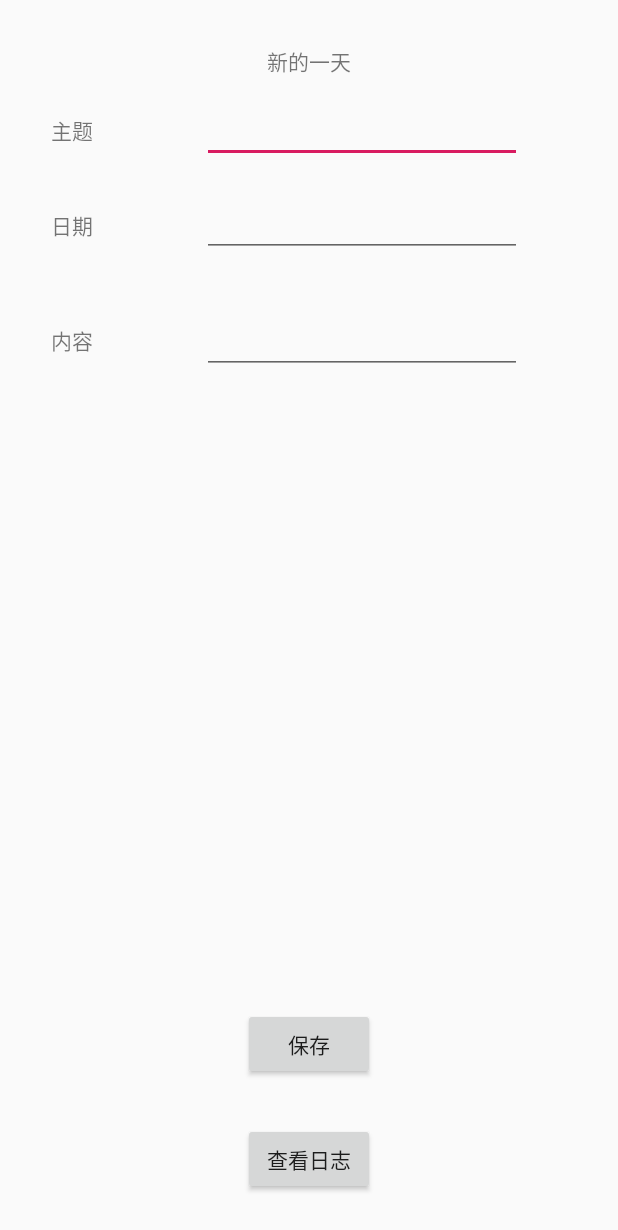
After one commit to luxxxian/Weather, an Android app: the layout activity_my_daily.xml on its own in the app's theme, with its tools: preview values and no code run, on a phone screen of 412 x 824 dp. The commit adds this screen. Shown: the top 1230 px of the screen. Run offline under Robolectric (Android 15) with nearby library versions, the phone set to English and light mode, and no system bars.

Commit message:
设置“每日生活”数据库，记录主题日期内容

```diff
--- a/app/src/main/AndroidManifest.xml
+++ b/app/src/main/AndroidManifest.xml
@@ -23,7 +23,9 @@
         <activity android:name=".DdlActivity" />
         <activity android:name=".ChangeDdlActivity" />
         <activity android:name=".CountryWeather2Activity" />
-        <activity android:name=".WeatherDetailActivity"></activity>
+        <activity android:name=".WeatherDetailActivity" />
+        <activity android:name=".MyDailyActivity" />
+        <activity android:name=".MyDailySQLActivity"></activity>
     </application>
 
 </manifest>
--- a/app/src/main/res/layout/activity_my.xml
+++ b/app/src/main/res/layout/activity_my.xml
@@ -43,7 +43,7 @@
         android:gravity="center"
         android:layout_width="match_parent"
         android:layout_height="wrap_content"
-        android:text="TextView"
+        android:text="城市"
         android:textSize="18sp" />
 
     <TextView
@@ -51,7 +51,7 @@
         android:gravity="center"
         android:layout_width="match_parent"
         android:layout_height="wrap_content"
-        android:text="TextView"
+        android:text="天气现象"
         android:textSize="24sp" />
 
     <TextView
@@ -59,6 +59,6 @@
         android:gravity="center"
         android:layout_width="match_parent"
         android:layout_height="wrap_content"
-        android:text="TextView"
+        android:text="温差变化"
         android:textSize="24sp" />
 </LinearLayout>
--- /dev/null
+++ b/app/src/main/res/layout/activity_my_daily.xml
@@ -0,0 +1,110 @@
+<?xml version="1.0" encoding="utf-8"?>
+<RelativeLayout xmlns:android="http://schemas.android.com/apk/res/android"
+    xmlns:app="http://schemas.android.com/apk/res-auto"
+    xmlns:tools="http://schemas.android.com/tools"
+    android:layout_width="match_parent"
+    android:layout_height="match_parent"
+    tools:context=".MyDailyActivity">
+
+    <TextView
+        android:id="@+id/day_title"
+        android:layout_width="wrap_content"
+        android:layout_height="wrap_content"
+        android:layout_alignParentTop="true"
+        android:layout_centerHorizontal="true"
+        android:layout_marginTop="30dp"
+        android:text="新的一天" />
+
+    <TextView
+        android:id="@+id/day_main"
+        android:layout_width="wrap_content"
+        android:layout_height="wrap_content"
+        android:layout_alignParentStart="true"
+        android:layout_alignParentLeft="true"
+        android:layout_alignParentTop="true"
+        android:layout_marginStart="34dp"
+        android:layout_marginLeft="34dp"
+        android:layout_marginTop="76dp"
+        android:text="主题" />
+
+    <TextView
+        android:id="@+id/day_date"
+        android:layout_width="wrap_content"
+        android:layout_height="wrap_content"
+        android:layout_alignStart="@+id/day_main"
+        android:layout_alignParentTop="true"
+        android:layout_marginTop="139dp"
+        android:text="日期"
+        android:layout_alignLeft="@+id/day_main" />
+
+    <TextView
+        android:id="@+id/day_detail"
+        android:layout_width="wrap_content"
+        android:layout_height="wrap_content"
+        android:layout_alignStart="@+id/day_main"
+        android:layout_alignLeft="@+id/day_main"
+        android:layout_alignParentTop="true"
+        android:layout_marginStart="0dp"
+        android:layout_marginLeft="0dp"
+        android:layout_marginTop="216dp"
+        android:text="内容" />
+
+    <EditText
+        android:id="@+id/add_main"
+        android:layout_width="wrap_content"
+        android:layout_height="wrap_content"
+        android:layout_alignStart="@+id/add_date"
+        android:layout_alignParentTop="true"
+        android:layout_marginTop="63dp"
+        android:ems="10"
+        android:inputType="textPersonName"
+        android:layout_alignLeft="@+id/add_date" />
+
+    <EditText
+        android:id="@+id/add_detail"
+        android:layout_width="wrap_content"
+        android:layout_height="wrap_content"
+        android:layout_alignParentTop="true"
+        android:layout_alignParentEnd="true"
+        android:layout_alignParentRight="true"
+        android:layout_marginTop="126dp"
+        android:layout_marginEnd="64dp"
+        android:layout_marginRight="64dp"
+        android:ems="10"
+        android:inputType="date" />
+
+    <EditText
+        android:id="@+id/add_date"
+        android:layout_width="wrap_content"
+        android:layout_height="wrap_content"
+        android:layout_alignParentTop="true"
+        android:layout_alignParentEnd="true"
+        android:layout_alignParentRight="true"
+        android:layout_marginTop="204dp"
+        android:layout_marginEnd="64dp"
+        android:layout_marginRight="64dp"
+        android:ems="10"
+        android:inputType="text|date" />
+
+    <Button
+        android:id="@+id/day_save"
+        android:layout_width="wrap_content"
+        android:layout_height="wrap_content"
+        android:layout_alignParentBottom="true"
+        android:layout_centerHorizontal="true"
+        android:layout_marginBottom="104dp"
+        android:onClick="onSave"
+        android:text="保存" />
+
+    <Button
+        android:id="@+id/day_look"
+        android:layout_width="wrap_content"
+        android:layout_height="wrap_content"
+        android:layout_alignStart="@+id/day_save"
+        android:layout_alignParentBottom="true"
+        android:layout_marginBottom="27dp"
+        android:onClick="onLook"
+        android:text="查看日志" />
+
+
+</RelativeLayout>
```
Also changed, not shown: app/src/main/java/com/example/fds75/weather/DBHelper.java (added, +30 -0 lines), app/src/main/java/com/example/fds75/weather/DBManager.java (added, +98 -0 lines), app/src/main/java/com/example/fds75/weather/DailyItem.java (added, +52 -0 lines), app/src/main/java/com/example/fds75/weather/MainActivity.java (+8 -0 lines), app/src/main/java/com/example/fds75/weather/MyDailyActivity.java (added, +70 -0 lines), app/src/main/java/com/example/fds75/weather/MyDailySQLActivity.java (added, +87 -0 lines), app/src/main/res/layout/activity_main.xml (+7 -0 lines), app/src/main/res/layout/activity_my_daily_sql.xml (added, +9 -0 lines), app/src/main/res/layout/list_daily.xml (added, +30 -0 lines).
